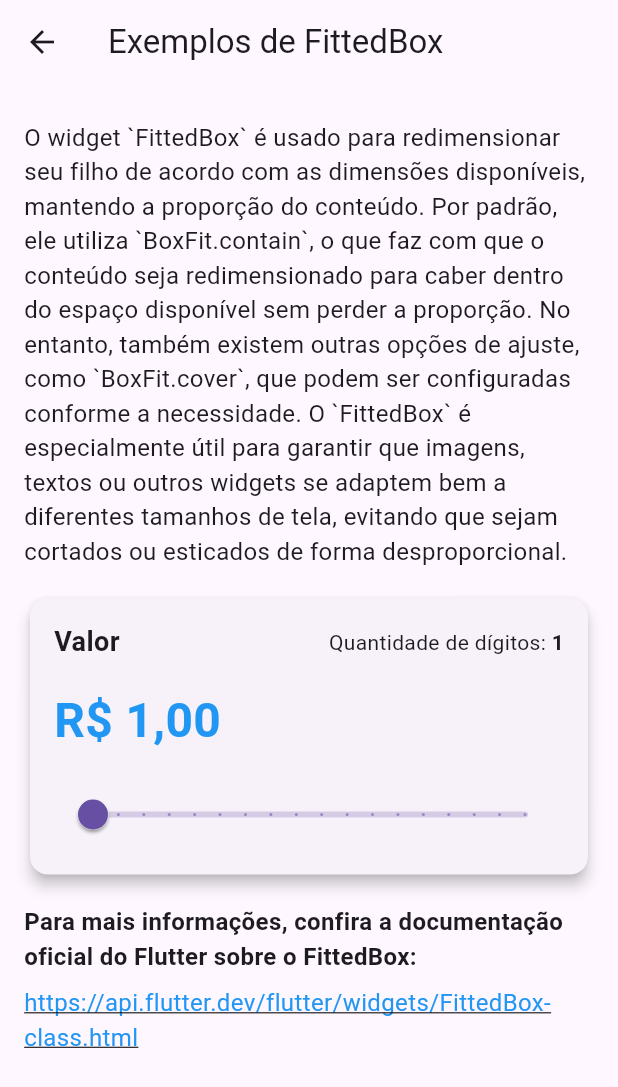
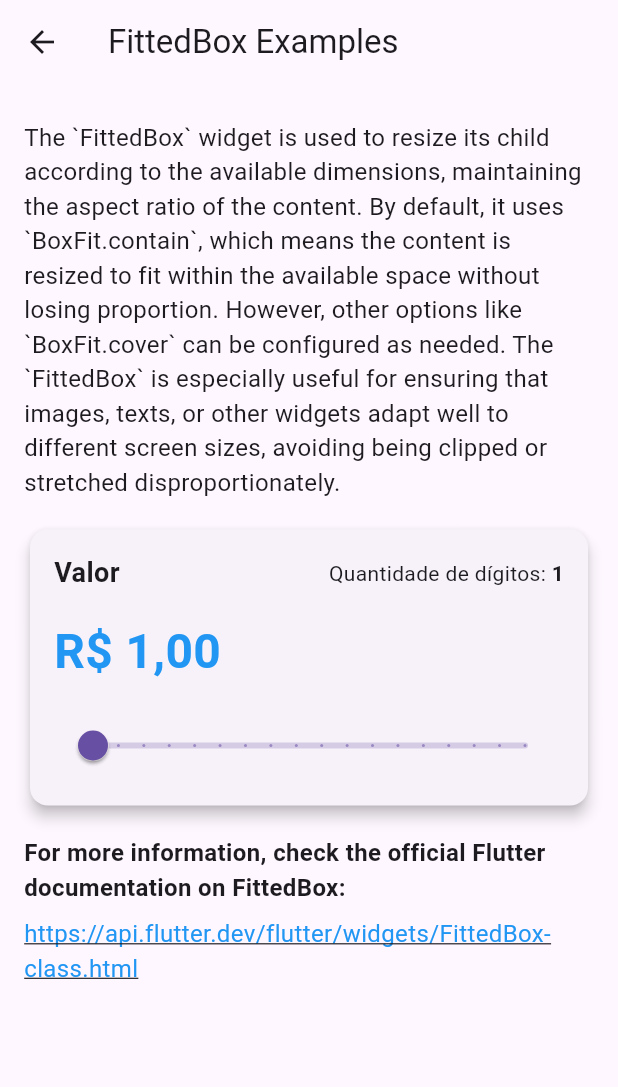
Before and after one commit to gncortes/flutter_lab, a Flutter app: the FittedBoxExamplesPage screen opened by its route, on a phone screen of 412 x 824 dp. Shown: the top 1087 px of the screen. Run offline on Flutter 3.47's test engine with Material 3 defaults, Android fonts, the phone set to English and light mode, and no system bars.

Commit message:
feat: add translations

````diff
--- /dev/null
+++ b/l10n.yaml
@@ -0,0 +1,6 @@
+arb-dir: lib/l10n
+template-arb-file: app_en.arb
+output-localization-file: app_localizations.dart
+output-class: AppLocalizations
+synthetic-package: false
+output-dir: lib/l10n
--- /dev/null
+++ b/lib/l10n/app_en.arb
@@ -0,0 +1,8 @@
+{
+    "homeTitle": "Home",
+    "homeFittedBoxExamplesTitle": "FittedBox Examples",
+    "homeFittedBoxExamplesSubtitle": "Learn how to use the FittedBox",
+    "fittedBoxExamplesTitle": "FittedBox Examples",
+    "fittedBoxExamplesDescription": "The `FittedBox` widget is used to resize its child according to the available dimensions, maintaining the aspect ratio of the content. By default, it uses `BoxFit.contain`, which means the content is resized to fit within the available space without losing proportion. However, other options like `BoxFit.cover` can be configured as needed. The `FittedBox` is especially useful for ensuring that images, texts, or other widgets adapt well to different screen sizes, avoiding being clipped or stretched disproportionately.",
+    "fittedBoxExamplesMoreInfo": "For more information, check the official Flutter documentation on FittedBox:"
+}
--- /dev/null
+++ b/lib/l10n/app_localizations.dart
@@ -0,0 +1,165 @@
+import 'dart:async';
+
+import 'package:flutter/foundation.dart';
+import 'package:flutter/widgets.dart';
+import 'package:flutter_localizations/flutter_localizations.dart';
+import 'package:intl/intl.dart' as intl;
+
+import 'app_localizations_en.dart';
+import 'app_localizations_pt.dart';
+
+// ignore_for_file: type=lint
+
+/// Callers can lookup localized strings with an instance of AppLocalizations
+/// returned by `AppLocalizations.of(context)`.
+///
+/// Applications need to include `AppLocalizations.delegate()` in their app's
+/// `localizationDelegates` list, and the locales they support in the app's
+/// `supportedLocales` list. For example:
+///
+/// ```dart
+/// import 'l10n/app_localizations.dart';
+///
+/// return MaterialApp(
+///   localizationsDelegates: AppLocalizations.localizationsDelegates,
+///   supportedLocales: AppLocalizations.supportedLocales,
+///   home: MyApplicationHome(),
+/// );
+/// ```
+///
+/// ## Update pubspec.yaml
+///
+/// Please make sure to update your pubspec.yaml to include the following
+/// packages:
+///
+/// ```yaml
+/// dependencies:
+///   # Internationalization support.
+///   flutter_localizations:
+///     sdk: flutter
+///   intl: any # Use the pinned version from flutter_localizations
+///
+///   # Rest of dependencies
+/// ```
+///
+/// ## iOS Applications
+///
+/// iOS applications define key application metadata, including supported
+/// locales, in an Info.plist file that is built into the application bundle.
+/// To configure the locales supported by your app, you’ll need to edit this
+/// file.
+///
+/// First, open your project’s ios/Runner.xcworkspace Xcode workspace file.
+/// Then, in the Project Navigator, open the Info.plist file under the Runner
+/// project’s Runner folder.
+///
+/// Next, select the Information Property List item, select Add Item from the
+/// Editor menu, then select Localizations from the pop-up menu.
+///
+/// Select and expand the newly-created Localizations item then, for each
+/// locale your application supports, add a new item and select the locale
+/// you wish to add from the pop-up menu in the Value field. This list should
+/// be consistent with the languages listed in the AppLocalizations.supportedLocales
+/// property.
+abstract class AppLocalizations {
+  AppLocalizations(String locale) : localeName = intl.Intl.canonicalizedLocale(locale.toString());
+
+  final String localeName;
+
+  static AppLocalizations? of(BuildContext context) {
+    return Localizations.of<AppLocalizations>(context, AppLocalizations);
+  }
+
+  static const LocalizationsDelegate<AppLocalizations> delegate = _AppLocalizationsDelegate();
+
+  /// A list of this localizations delegate along with the default localizations
+  /// delegates.
+  ///
+  /// Returns a list of localizations delegates containing this delegate along with
+  /// GlobalMaterialLocalizations.delegate, GlobalCupertinoLocalizations.delegate,
+  /// and GlobalWidgetsLocalizations.delegate.
+  ///
+  /// Additional delegates can be added by appending to this list in
+  /// MaterialApp. This list does not have to be used at all if a custom list
+  /// of delegates is preferred or required.
+  static const List<LocalizationsDelegate<dynamic>> localizationsDelegates = <LocalizationsDelegate<dynamic>>[
+    delegate,
+    GlobalMaterialLocalizations.delegate,
+    GlobalCupertinoLocalizations.delegate,
+    GlobalWidgetsLocalizations.delegate,
+  ];
+
+  /// A list of this localizations delegate's supported locales.
+  static const List<Locale> supportedLocales = <Locale>[
+    Locale('en'),
+    Locale('pt')
+  ];
+
+  /// No description provided for @homeTitle.
+  ///
+  /// In en, this message translates to:
+  /// **'Home'**
+  String get homeTitle;
+
+  /// No description provided for @homeFittedBoxExamplesTitle.
+  ///
+  /// In en, this message translates to:
+  /// **'FittedBox Examples'**
+  String get homeFittedBoxExamplesTitle;
+
+  /// No description provided for @homeFittedBoxExamplesSubtitle.
+  ///
+  /// In en, this message translates to:
+  /// **'Learn how to use the FittedBox'**
+  String get homeFittedBoxExamplesSubtitle;
+
+  /// No description provided for @fittedBoxExamplesTitle.
+  ///
+  /// In en, this message translates to:
+  /// **'FittedBox Examples'**
+  String get fittedBoxExamplesTitle;
+
+  /// No description provided for @fittedBoxExamplesDescription.
+  ///
+  /// In en, this message translates to:
+  /// **'The `FittedBox` widget is used to resize its child according to the available dimensions, maintaining the aspect ratio of the content. By default, it uses `BoxFit.contain`, which means the content is resized to fit within the available space without losing proportion. However, other options like `BoxFit.cover` can be configured as needed. The `FittedBox` is especially useful for ensuring that images, texts, or other widgets adapt well to different screen sizes, avoiding being clipped or stretched disproportionately.'**
+  String get fittedBoxExamplesDescription;
+
+  /// No description provided for @fittedBoxExamplesMoreInfo.
+  ///
+  /// In en, this message translates to:
+  /// **'For more information, check the official Flutter documentation on FittedBox:'**
+  String get fittedBoxExamplesMoreInfo;
+}
+
+class _AppLocalizationsDelegate extends LocalizationsDelegate<AppLocalizations> {
+  const _AppLocalizationsDelegate();
+
+  @override
+  Future<AppLocalizations> load(Locale locale) {
+    return SynchronousFuture<AppLocalizations>(lookupAppLocalizations(locale));
+  }
+
+  @override
+  bool isSupported(Locale locale) => <String>['en', 'pt'].contains(locale.languageCode);
+
+  @override
+  bool shouldReload(_AppLocalizationsDelegate old) => false;
+}
+
+AppLocalizations lookupAppLocalizations(Locale locale) {
+
+
+  // Lookup logic when only language code is specified.
+  switch (locale.languageCode) {
+    case 'en': return AppLocalizationsEn();
+    case 'pt': return AppLocalizationsPt();
+  }
+
+  throw FlutterError(
+    'AppLocalizations.delegate failed to load unsupported locale "$locale". This is likely '
+    'an issue with the localizations generation tool. Please file an issue '
+    'on GitHub with a reproducible sample app and the gen-l10n configuration '
+    'that was used.'
+  );
+}
--- /dev/null
+++ b/lib/l10n/app_localizations_en.dart
@@ -0,0 +1,26 @@
+import 'app_localizations.dart';
+
+// ignore_for_file: type=lint
+
+/// The translations for English (`en`).
+class AppLocalizationsEn extends AppLocalizations {
+  AppLocalizationsEn([String locale = 'en']) : super(locale);
+
+  @override
+  String get homeTitle => 'Home';
+
+  @override
+  String get homeFittedBoxExamplesTitle => 'FittedBox Examples';
+
+  @override
+  String get homeFittedBoxExamplesSubtitle => 'Learn how to use the FittedBox';
+
+  @override
+  String get fittedBoxExamplesTitle => 'FittedBox Examples';
+
+  @override
+  String get fittedBoxExamplesDescription => 'The `FittedBox` widget is used to resize its child according to the available dimensions, maintaining the aspect ratio of the content. By default, it uses `BoxFit.contain`, which means the content is resized to fit within the available space without losing proportion. However, other options like `BoxFit.cover` can be configured as needed. The `FittedBox` is especially useful for ensuring that images, texts, or other widgets adapt well to different screen sizes, avoiding being clipped or stretched disproportionately.';
+
+  @override
+  String get fittedBoxExamplesMoreInfo => 'For more information, check the official Flutter documentation on FittedBox:';
+}
--- a/lib/pages/fitted_box/fitted_box_page.dart
+++ b/lib/pages/fitted_box/fitted_box_page.dart
@@ -1,4 +1,5 @@
 import 'package:flutter/material.dart';
+import 'package:flutter_labs/utils/context.dart';
 import 'package:url_launcher/url_launcher.dart';
 import 'value_range_card.dart';
 
@@ -9,34 +10,27 @@ class FittedBoxExamplesPage extends StatelessWidget {
   Widget build(BuildContext context) {
     return Scaffold(
       appBar: AppBar(
-        title: const Text('Exemplos de FittedBox'),
+        title: Text(context.tr.fittedBoxExamplesTitle),
       ),
       body: ListView(
         padding: const EdgeInsets.all(16),
         children: [
-          const Padding(
-            padding: EdgeInsets.symmetric(vertical: 8.0),
+          Padding(
+            padding: const EdgeInsets.symmetric(vertical: 8.0),
             child: Text(
-              'O widget `FittedBox` é usado para redimensionar seu filho de acordo com as '
-              'dimensões disponíveis, mantendo a proporção do conteúdo. Por padrão, ele utiliza '
-              '`BoxFit.contain`, o que faz com que o conteúdo seja redimensionado para caber '
-              'dentro do espaço disponível sem perder a proporção. '
-              'No entanto, também existem outras opções de ajuste, como `BoxFit.cover`, '
-              'que podem ser configuradas conforme a necessidade. O `FittedBox` é especialmente útil '
-              'para garantir que imagens, textos ou outros widgets se adaptem bem a diferentes '
-              'tamanhos de tela, evitando que sejam cortados ou esticados de forma desproporcional.',
-              style: TextStyle(fontSize: 16),
+              context.tr.fittedBoxExamplesDescription,
+              style: const TextStyle(fontSize: 16),
             ),
           ),
           const Padding(
             padding: EdgeInsets.symmetric(vertical: 8.0),
             child: ValueRangeCard(),
           ),
-          const Padding(
-            padding: EdgeInsets.symmetric(vertical: 8.0),
+          Padding(
+            padding: const EdgeInsets.symmetric(vertical: 8.0),
             child: Text(
-              'Para mais informações, confira a documentação oficial do Flutter sobre o FittedBox:',
-              style: TextStyle(fontSize: 16, fontWeight: FontWeight.bold),
+              context.tr.fittedBoxExamplesMoreInfo,
+              style: const TextStyle(fontSize: 16, fontWeight: FontWeight.bold),
             ),
           ),
           GestureDetector(
--- a/lib/pages/home_page.dart
+++ b/lib/pages/home_page.dart
@@ -1,4 +1,5 @@
 import 'package:flutter/material.dart';
+import 'package:flutter_labs/utils/context.dart';
 
 class HomePage extends StatelessWidget {
   const HomePage({super.key});
@@ -7,13 +8,13 @@ class HomePage extends StatelessWidget {
   Widget build(BuildContext context) {
     return Scaffold(
       appBar: AppBar(
-        title: const Text('Tela Inicial'),
+        title: Text(context.tr.homeTitle),
       ),
       body: ListView(
         children: [
           ListTile(
-            title: const Text('Exemplos de FittedBox'),
-            subtitle: const Text('Veja como usar o FittedBox'),
+            title: Text(context.tr.homeFittedBoxExamplesTitle),
+            subtitle: Text(context.tr.homeFittedBoxExamplesSubtitle),
             trailing: const Icon(Icons.arrow_forward),
             onTap: () {
               Navigator.pushNamed(context, '/fittedBoxExamples');
--- a/pubspec.yaml
+++ b/pubspec.yaml
@@ -4,10 +4,12 @@ publish_to: 'none'
 version: 1.0.0+1
 
 environment:
-  sdk: ^3.5.3
+  sdk: ">=3.5.3 <4.0.0"
 
 dependencies:
   flutter:
+    sdk: flutter
+  flutter_localizations:
     sdk: flutter
   url_launcher: ^6.2.6
   intl: ^0.19.0
@@ -19,5 +21,5 @@ dev_dependencies:
   flutter_lints: ^4.0.0
 
 flutter:
-
   uses-material-design: true
+  generate: true
````
Also changed, not shown: lib/l10n/app_localizations_pt.dart (added, +26 -0 lines), lib/l10n/app_pt.arb (added, +8 -0 lines), lib/main.dart (+12 -0 lines), lib/utils/context.dart (added, +7 -0 lines), pubspec.lock, 147 other files.
